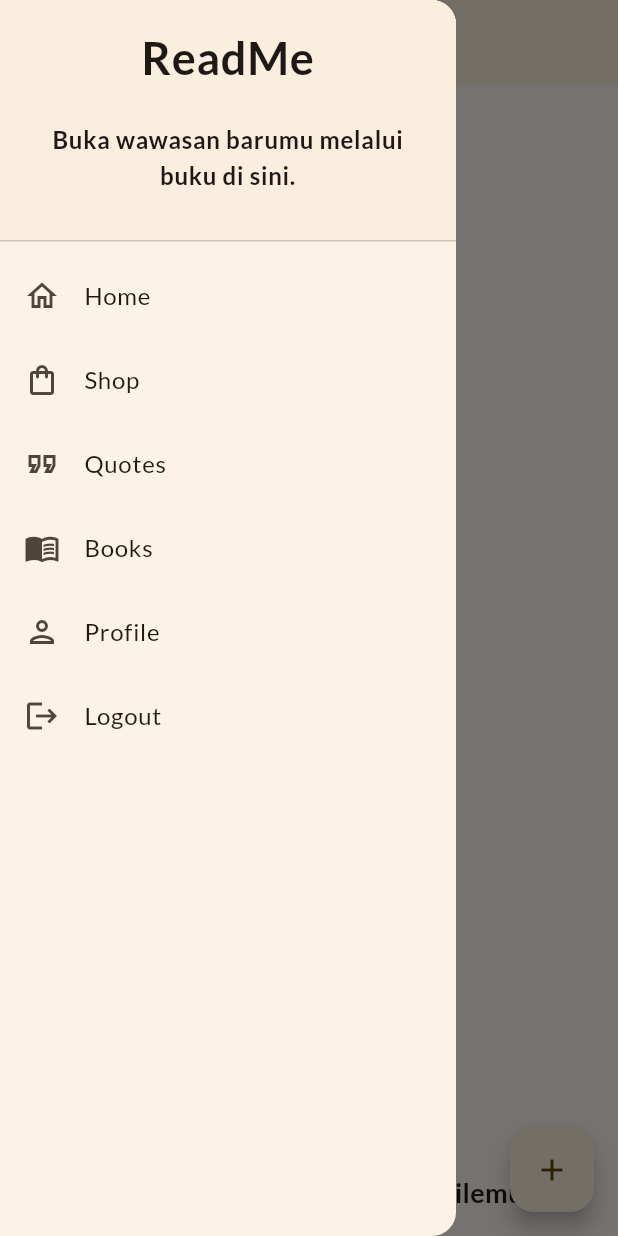
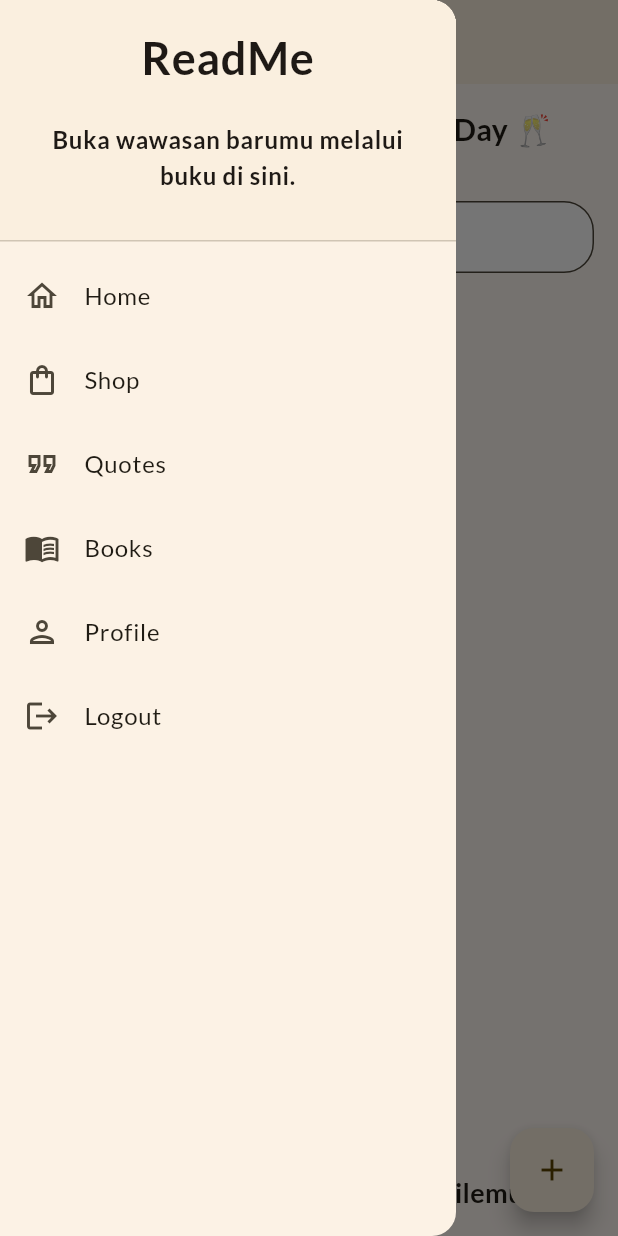
Before and after one commit to PeBePe/readme-mobile, a Flutter app: the QuotesPage screen opened directly, with the side drawer open, on a phone screen of 412 x 824 dp. Run offline on Flutter 3.47's test engine with Material 3 defaults, Android fonts, the light colour scheme and no system bars; our stand-ins replace shared_preferences; missing offline and left inert: pbp_django_auth; accounts and stored records are empty; network calls fail.

Commit message:
Fix Some Feature

```diff
--- a/lib/quotes/screens/quotes.dart
+++ b/lib/quotes/screens/quotes.dart
@@ -8,6 +8,7 @@ import 'package:readme_mobile/quotes/screens/edit_form.dart';
 import 'package:readme_mobile/quotes/screens/quotes_form.dart';
 import 'package:readme_mobile/quotes/widgets/quotes_card.dart';
 import 'package:readme_mobile/readme/widgets/left_drawer.dart';
+import 'package:shared_preferences/shared_preferences.dart';
 
 class QuotesPage extends StatefulWidget {
   const QuotesPage({Key? key}) : super(key: key);
@@ -18,13 +19,30 @@ class QuotesPage extends StatefulWidget {
 
 class _QuotesPageState extends State<QuotesPage> {
   final List<Quote> _quotes = [];
-  //late String _loggedInUser;
+  late String _loggedInUser;
+  String _searchQuote = '';
 
   @override
   void initState() {
     super.initState();
-    //_loggedInUser = response['username'];
+    _fetchLoggedInUser();
     _fetchQuotes();
+  }
+
+  // Simpan data username yang sedang login
+  Future<void> _fetchLoggedInUser() async {
+    SharedPreferences prefs = await SharedPreferences.getInstance();
+    String loggedInUser = prefs.getString('loggedInUsername') ?? '';
+    setState(() {
+      _loggedInUser = loggedInUser;
+    });
+  }
+
+  // Fungsi untuk melakukan pencarian berdasarkan username atau isi quote
+  void _performSearch(String query) {
+    setState(() {
+      _searchQuote = query;
+    });
   }
 
   Future<void> _fetchQuotes() async {
@@ -80,14 +98,13 @@ Future<void> _navigateAndAddQuote() async {
         createdAt: DateTime.parse(result['createdAt']),
         updatedAt: DateTime.parse(result['updatedAt']),
         quote: result['quote'],
-        userId: 1, // Sesuaikan sesuai dengan user ID Anda, atau dapatkan dari result jika perlu
+        userId: 1,
         username: result['username'],
       );
       _quotes.add(newQuote);
     });
   }
 }
-
 
   void _editQuote(int index) async {
     final result = await Navigator.push(
@@ -110,6 +127,13 @@ Future<void> _navigateAndAddQuote() async {
 
   @override
   Widget build(BuildContext context) {
+    // Filter berdasarkan username atau isi quote
+    List<Quote> filteredQuotes = _quotes.where((quote) {
+      final usernameMatch = quote.username.toLowerCase().contains(_searchQuote.toLowerCase());
+      final quoteMatch = quote.quote.toLowerCase().contains(_searchQuote.toLowerCase());
+      return usernameMatch || quoteMatch;
+    }).toList();
+
     return Scaffold(
       appBar: AppBar(
         title: const Text('Quotes'),
@@ -120,20 +144,46 @@ Future<void> _navigateAndAddQuote() async {
       drawer: const LeftDrawer(),
       body: Column(
         children: [
+          Padding(
+            padding: const EdgeInsets.all(16.0),
+            child: Text(
+              "Some Quotes to Cheer Up ${_loggedInUser}'s Day 🥂",
+              style: TextStyle(
+                fontSize: 20.0,
+                fontWeight: FontWeight.bold,
+              ),
+            ),
+          ),
+          //Search bar
+          Padding(
+            padding: const EdgeInsets.all(16.0),
+            child: TextField(
+              onChanged: _performSearch,
+              decoration: InputDecoration(
+                labelText: 'Cari quotes favoritmu',
+                border: OutlineInputBorder(
+                  borderRadius: BorderRadius.circular(20.0),
+                ),
+                filled: true,
+                fillColor: Colors.white,
+                contentPadding: EdgeInsets.symmetric(horizontal: 8.0),
+              ),
+            ),
+          ),
           Expanded(
             child: GridView.builder(
               gridDelegate: SliverGridDelegateWithFixedCrossAxisCount(
                 crossAxisCount: 2,
                 childAspectRatio: 1.0,
               ),
-              itemCount: _quotes.length,
+              itemCount: filteredQuotes.length,
               itemBuilder: (BuildContext context, int index) {
                 return GestureDetector(
                   onTap: () {
                     _editQuote(index);
                   },
                   child: QuoteCard(
-                    quote: _quotes[index],
+                    quote: filteredQuotes[index],
                     onEditPressed: () {
                       _editQuote(index);
                     },
@@ -141,6 +191,7 @@ Future<void> _navigateAndAddQuote() async {
                       _deleteQuote(index);
                     },
                     quotedQuotes: [],
+                    loggedInUsername: _loggedInUser,
                   ),
                 );
               },
```
Also changed, not shown: lib/quotes/widgets/quotes_card.dart (+11 -11 lines).
